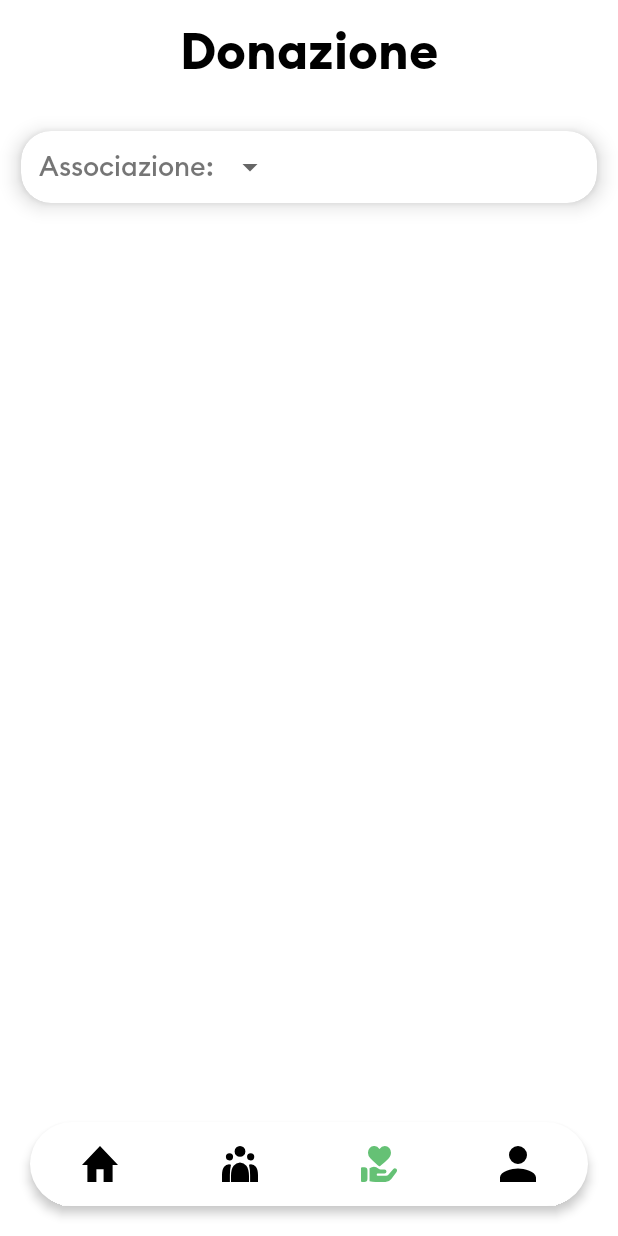
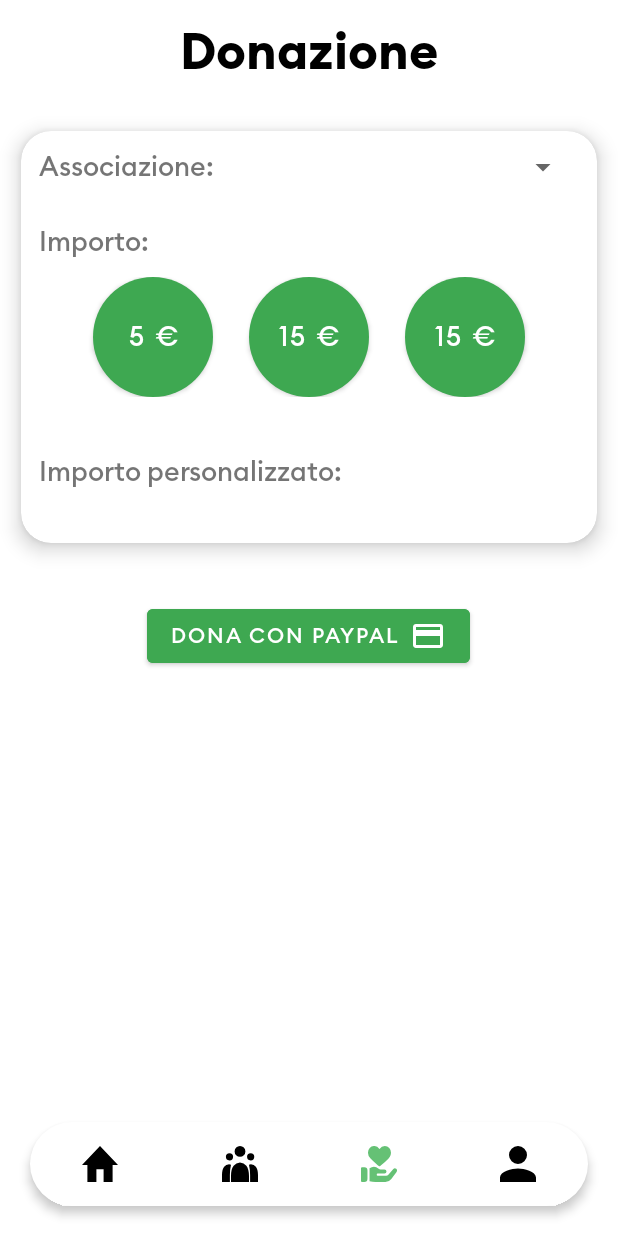
Before and after one commit to ssilvestri15/Gruppo1_ProjectGreen_IUM, an Android app: the screen it shows after launch (MainActivity), item 3 of the bottom bar chosen, on a phone screen of 412 x 824 dp. Run offline under Robolectric (Android 15) with nearby library versions, the phone set to English and light mode, and no system bars; libraries missing offline, so code that uses them is left out: org.imaginativeworld.whynotimagecarousel.

Commit message:
Update to Donazioni

```diff
--- a/app/src/main/java/com/boris/projectgreen/DonazioniFragment.java
+++ b/app/src/main/java/com/boris/projectgreen/DonazioniFragment.java
@@ -7,6 +7,8 @@ import androidx.fragment.app.Fragment;
 import android.view.LayoutInflater;
 import android.view.View;
 import android.view.ViewGroup;
+import android.widget.ArrayAdapter;
+import android.widget.Spinner;
 
 public class DonazioniFragment extends Fragment {
 
--- /dev/null
+++ b/app/src/main/res/drawable/circle_button.xml
@@ -0,0 +1,5 @@
+<?xml version="1.0" encoding="utf-8"?>
+<shape xmlns:android="http://schemas.android.com/apk/res/android" android:shape="rectangle">
+    <solid android:color="@color/dark_green"/>
+    <corners android:radius="999dp"/>
+</shape>
--- /dev/null
+++ b/app/src/main/res/drawable/ic_baseline_payment_24.xml
@@ -0,0 +1,5 @@
+<vector android:height="24dp" android:tint="#FFFFFF"
+    android:viewportHeight="24" android:viewportWidth="24"
+    android:width="24dp" xmlns:android="http://schemas.android.com/apk/res/android">
+    <path android:fillColor="@android:color/white" android:pathData="M20,4L4,4c-1.11,0 -1.99,0.89 -1.99,2L2,18c0,1.11 0.89,2 2,2h16c1.11,0 2,-0.89 2,-2L22,6c0,-1.11 -0.89,-2 -2,-2zM20,18L4,18v-6h16v6zM20,8L4,8L4,6h16v2z"/>
+</vector>
--- a/app/src/main/res/layout/fragment_donazioni.xml
+++ b/app/src/main/res/layout/fragment_donazioni.xml
@@ -19,7 +19,7 @@
             android:textSize="34sp"
             android:textStyle="bold"
             android:gravity="center"
-            android:layout_margin="12dp"/>
+            android:layout_margin="12sp"/>
 
         <com.google.android.material.card.MaterialCardView
             android:layout_width="match_parent"
@@ -33,7 +33,7 @@
                 android:layout_width="match_parent"
                 android:layout_height="wrap_content"
                 android:orientation="vertical"
-                android:padding="12dp">
+                android:padding="12sp">
 
                 <LinearLayout
                     android:layout_width="match_parent"
@@ -44,12 +44,80 @@
                         android:layout_width="wrap_content"
                         android:layout_height="wrap_content"
                         android:text="Associazione:"
-                        android:textSize="18dp"/>
+                        android:textSize="18sp"/>
 
                     <Spinner
                         android:id="@+id/spinnerAssociazioni"
-                        android:layout_width="wrap_content"
-                        android:layout_height="wrap_content"/>
+                        android:layout_width="match_parent"
+                        android:layout_height="wrap_content"
+                        android:layout_marginLeft="18sp"/>
+
+                </LinearLayout>
+
+                <TextView
+                    android:layout_width="wrap_content"
+                    android:layout_height="wrap_content"
+                    android:text="Importo:"
+                    android:textSize="18sp"
+                    android:layout_marginTop="26sp"/>
+
+                <LinearLayout
+                    android:layout_width="match_parent"
+                    android:layout_height="wrap_content"
+                    android:orientation="horizontal"
+                    android:gravity="center"
+                    android:layout_marginTop="12sp"
+                    android:layout_marginBottom="12sp">
+
+                    <Button
+                        android:id="@+id/btn_cinque"
+                        android:layout_width="80sp"
+                        android:layout_height="80sp"
+                        android:text="5 €"
+                        android:textSize="18sp"
+                        android:layout_marginLeft="12sp"
+                        android:layout_marginRight="12sp"
+                        android:background="@drawable/circle_button"/>
+
+                    <Button
+                        android:id="@+id/btn_dieci"
+                        android:layout_width="80sp"
+                        android:layout_height="80sp"
+                        android:text="15 €"
+                        android:textSize="18sp"
+                        android:layout_marginLeft="12sp"
+                        android:layout_marginRight="12sp"
+                        android:background="@drawable/circle_button"/>
+
+                    <Button
+                        android:id="@+id/btn_quindici"
+                        android:layout_width="80sp"
+                        android:layout_height="80sp"
+                        android:text="15 €"
+                        android:textSize="18sp"
+                        android:layout_marginLeft="12sp"
+                        android:layout_marginRight="12sp"
+                        android:background="@drawable/circle_button"
+                        android:backgroundTint="@color/dark_green"/>
+
+                </LinearLayout>
+
+                <TextView
+                    android:layout_width="wrap_content"
+                    android:layout_height="wrap_content"
+                    android:text="Importo personalizzato:"
+                    android:textSize="18sp"
+                    android:layout_marginTop="26sp"/>
+
+                <LinearLayout
+                    android:layout_width="match_parent"
+                    android:layout_height="wrap_content"
+                    android:orientation="horizontal"
+                    android:gravity="center"
+                    android:layout_marginTop="12sp"
+                    android:layout_marginBottom="12sp">
+
+
 
                 </LinearLayout>
 
@@ -57,9 +125,15 @@
 
         </com.google.android.material.card.MaterialCardView>
 
-        <androidx.recyclerview.widget.RecyclerView
-            android:layout_width="match_parent"
-            android:layout_height="match_parent"/>
+        <Button
+            android:id="@+id/btnDiventaVolontario"
+            android:layout_width="wrap_content"
+            android:layout_height="wrap_content"
+            android:text="Dona con PayPal"
+            android:layout_marginTop="20sp"
+            android:layout_gravity="center"
+            android:backgroundTint="@color/dark_green"
+            android:drawableRight="@drawable/ic_baseline_payment_24" />
 
     </LinearLayout>
 
--- a/app/src/main/res/values/colors.xml
+++ b/app/src/main/res/values/colors.xml
@@ -12,5 +12,6 @@
     <color name="grey_200_alpha_100">#FFE8E8E8</color>
     <color name="grey_600">#707070</color>
     <color name="blue_a200">#598BF0</color>
+    <color name="dark_green">#3EA851</color>
 
 </resources>
--- a/app/src/main/res/values/themes.xml
+++ b/app/src/main/res/values/themes.xml
@@ -2,7 +2,7 @@
     <!-- Base application theme. -->
     <style name="Theme.ProjectGreen" parent="Theme.MaterialComponents.Light.NoActionBar">
         <!-- Primary brand color. -->
-        <item name="colorPrimary">@color/purple_500</item>
+        <item name="colorPrimary">@color/dark_green</item>
         <item name="colorPrimaryVariant">@color/purple_700</item>
         <item name="colorOnPrimary">@color/white</item>
         <!-- Secondary brand color. -->
```
Also changed, not shown: app/src/main/java/com/boris/projectgreen/HomeFragment.java (+4 -10 lines).
